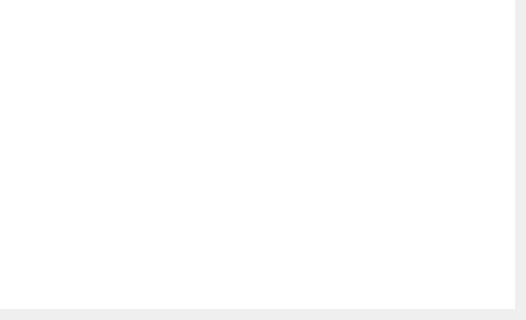
Qt form menu/order/orderwidget.ui (Anmol-A-jain/Dyner) before a commit; both pictures show x 528 to 1054 and y 409 to 729 of the 1054 by 729 pixel window.
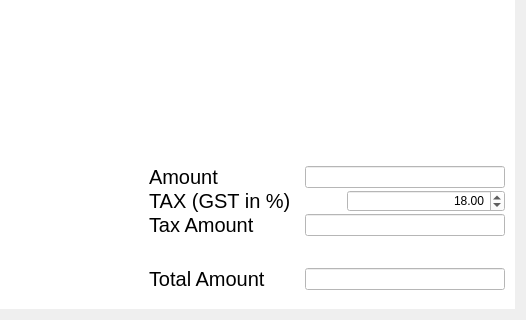
The same form after that commit.

Commit message: added final amount in orderwidget

Patch:
```diff
--- a/menu/order/orderwidget.ui
+++ b/menu/order/orderwidget.ui
@@ -362,7 +362,7 @@
              <x>0</x>
              <y>0</y>
              <width>1016</width>
-             <height>629</height>
+             <height>623</height>
             </rect>
            </property>
            <layout class="QVBoxLayout" name="verticalLayout_2">
@@ -419,6 +419,302 @@
                  </property>
                 </spacer>
                </item>
+               <item>
+                <widget class="QWidget" name="horizontalWidget" native="true">
+                 <layout class="QHBoxLayout" name="horizontalLayout_4">
+                  <property name="spacing">
+                   <number>0</number>
+                  </property>
+                  <property name="leftMargin">
+                   <number>0</number>
+                  </property>
+                  <property name="topMargin">
+                   <number>0</number>
+                  </property>
+                  <property name="rightMargin">
+                   <number>0</number>
+                  </property>
+                  <property name="bottomMargin">
+                   <number>0</number>
+                  </property>
+                  <item>
+                   <spacer name="horizontalSpacer_2">
+                    <property name="orientation">
+                     <enum>Qt::Horizontal</enum>
+                    </property>
+                    <property name="sizeHint" stdset="0">
+                     <size>
+                      <width>40</width>
+                      <height>20</height>
+                     </size>
+                    </property>
+                   </spacer>
+                  </item>
+                  <item>
+                   <widget class="QWidget" name="verticalWidget" native="true">
+                    <property name="minimumSize">
+                     <size>
+                      <width>0</width>
+                      <height>0</height>
+                     </size>
+                    </property>
+                    <layout class="QVBoxLayout" name="verticalLayout_6">
+                     <property name="spacing">
+                      <number>0</number>
+                     </property>
+                     <property name="sizeConstraint">
+                      <enum>QLayout::SetFixedSize</enum>
+                     </property>
+                     <property name="rightMargin">
+                      <number>1</number>
+                     </property>
+                     <item>
+                      <layout class="QHBoxLayout" name="horizontalLayout_5">
+                       <property name="rightMargin">
+                        <number>0</number>
+                       </property>
+                       <item>
+                        <widget class="QLabel" name="label_2">
+                         <property name="font">
+                          <font>
+                           <pointsize>15</pointsize>
+                          </font>
+                         </property>
+                         <property name="text">
+                          <string>Amount</string>
+                         </property>
+                        </widget>
+                       </item>
+                       <item>
+                        <spacer name="horizontalSpacer_3">
+                         <property name="orientation">
+                          <enum>Qt::Horizontal</enum>
+                         </property>
+                         <property name="sizeType">
+                          <enum>QSizePolicy::Preferred</enum>
+                         </property>
+                         <property name="sizeHint" stdset="0">
+                          <size>
+                           <width>40</width>
+                           <height>20</height>
+                          </size>
+                         </property>
+                        </spacer>
+                       </item>
+                       <item>
+                        <widget class="QLineEdit" name="txtAmount">
+                         <property name="minimumSize">
+                          <size>
+                           <width>200</width>
+                           <height>0</height>
+                          </size>
+                         </property>
+                         <property name="maximumSize">
+                          <size>
+                           <width>200</width>
+                           <height>16777215</height>
+                          </size>
+                         </property>
+                         <property name="text">
+                          <string/>
+                         </property>
+                         <property name="alignment">
+                          <set>Qt::AlignRight|Qt::AlignTrailing|Qt::AlignVCenter</set>
+                         </property>
+                         <property name="readOnly">
+                          <bool>true</bool>
+                         </property>
+                        </widget>
+                       </item>
+                      </layout>
+                     </item>
+                     <item>
+                      <layout class="QHBoxLayout" name="horizontalLayout_6">
+                       <item>
+                        <widget class="QLabel" name="label_3">
+                         <property name="font">
+                          <font>
+                           <pointsize>15</pointsize>
+                          </font>
+                         </property>
+                         <property name="text">
+                          <string>TAX (GST in %)</string>
+                         </property>
+                        </widget>
+                       </item>
+                       <item>
+                        <spacer name="horizontalSpacer_8">
+                         <property name="orientation">
+                          <enum>Qt::Horizontal</enum>
+                         </property>
+                         <property name="sizeType">
+                          <enum>QSizePolicy::Preferred</enum>
+                         </property>
+                         <property name="sizeHint" stdset="0">
+                          <size>
+                           <width>40</width>
+                           <height>20</height>
+                          </size>
+                         </property>
+                        </spacer>
+                       </item>
+                       <item>
+                        <widget class="QDoubleSpinBox" name="txtTax">
+                         <property name="minimumSize">
+                          <size>
+                           <width>150</width>
+                           <height>0</height>
+                          </size>
+                         </property>
+                         <property name="maximumSize">
+                          <size>
+                           <width>200</width>
+                           <height>16777215</height>
+                          </size>
+                         </property>
+                         <property name="alignment">
+                          <set>Qt::AlignRight|Qt::AlignTrailing|Qt::AlignVCenter</set>
+                         </property>
+                         <property name="maximum">
+                          <double>100.000000000000000</double>
+                         </property>
+                         <property name="value">
+                          <double>18.000000000000000</double>
+                         </property>
+                        </widget>
+                       </item>
+                      </layout>
+                     </item>
+                     <item>
+                      <layout class="QHBoxLayout" name="horizontalLayout_8">
+                       <item>
+                        <widget class="QLabel" name="lable_5">
+                         <property name="font">
+                          <font>
+                           <pointsize>15</pointsize>
+                          </font>
+                         </property>
+                         <property name="text">
+                          <string>Tax Amount</string>
+                         </property>
+                        </widget>
+                       </item>
+                       <item>
+                        <spacer name="horizontalSpacer_10">
+                         <property name="orientation">
+                          <enum>Qt::Horizontal</enum>
+                         </property>
+                         <property name="sizeType">
+                          <enum>QSizePolicy::Preferred</enum>
+                         </property>
+                         <property name="sizeHint" stdset="0">
+                          <size>
+                           <width>40</width>
+                           <height>20</height>
+                          </size>
+                         </property>
+                        </spacer>
+                       </item>
+                       <item>
+                        <widget class="QLineEdit" name="txtTaxAmount">
+                         <property name="minimumSize">
+                          <size>
+                           <width>200</width>
+                           <height>0</height>
+                          </size>
+                         </property>
+                         <property name="maximumSize">
+                          <size>
+                           <width>200</width>
+                           <height>16777215</height>
+                          </size>
+                         </property>
+                         <property name="alignment">
+                          <set>Qt::AlignRight|Qt::AlignTrailing|Qt::AlignVCenter</set>
+                         </property>
+                         <property name="readOnly">
+                          <bool>true</bool>
+                         </property>
+                        </widget>
+                       </item>
+                      </layout>
+                     </item>
+                     <item>
+                      <spacer name="verticalSpacer_2">
+                       <property name="orientation">
+                        <enum>Qt::Vertical</enum>
+                       </property>
+                       <property name="sizeType">
+                        <enum>QSizePolicy::Minimum</enum>
+                       </property>
+                       <property name="sizeHint" stdset="0">
+                        <size>
+                         <width>20</width>
+                         <height>30</height>
+                        </size>
+                       </property>
+                      </spacer>
+                     </item>
+                     <item>
+                      <layout class="QHBoxLayout" name="horizontalLayout_7">
+                       <item>
+                        <widget class="QLabel" name="label_4">
+                         <property name="font">
+                          <font>
+                           <pointsize>15</pointsize>
+                          </font>
+                         </property>
+                         <property name="text">
+                          <string>Total Amount</string>
+                         </property>
+                        </widget>
+                       </item>
+                       <item>
+                        <spacer name="horizontalSpacer_9">
+                         <property name="orientation">
+                          <enum>Qt::Horizontal</enum>
+                         </property>
+                         <property name="sizeType">
+                          <enum>QSizePolicy::Preferred</enum>
+                         </property>
+                         <property name="sizeHint" stdset="0">
+                          <size>
+                           <width>40</width>
+                           <height>20</height>
+                          </size>
+                         </property>
+                        </spacer>
+                       </item>
+                       <item>
+                        <widget class="QLineEdit" name="txtTotalAmount">
+                         <property name="minimumSize">
+                          <size>
+                           <width>200</width>
+                           <height>0</height>
+                          </size>
+                         </property>
+                         <property name="maximumSize">
+                          <size>
+                           <width>200</width>
+                           <height>16777215</height>
+                          </size>
+                         </property>
+                         <property name="alignment">
+                          <set>Qt::AlignRight|Qt::AlignTrailing|Qt::AlignVCenter</set>
+                         </property>
+                         <property name="readOnly">
+                          <bool>false</bool>
+                         </property>
+                        </widget>
+                       </item>
+                      </layout>
+                     </item>
+                    </layout>
+                   </widget>
+                  </item>
+                 </layout>
+                </widget>
+               </item>
               </layout>
              </widget>
             </item>
```
The commit also changes 5 other files.
